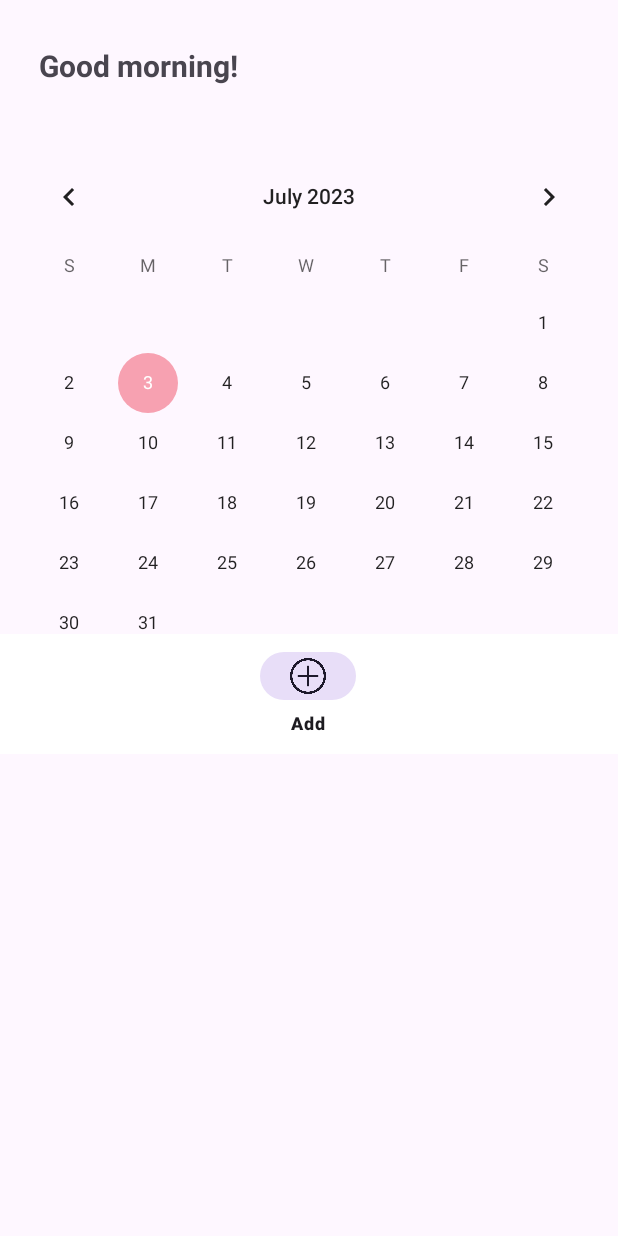
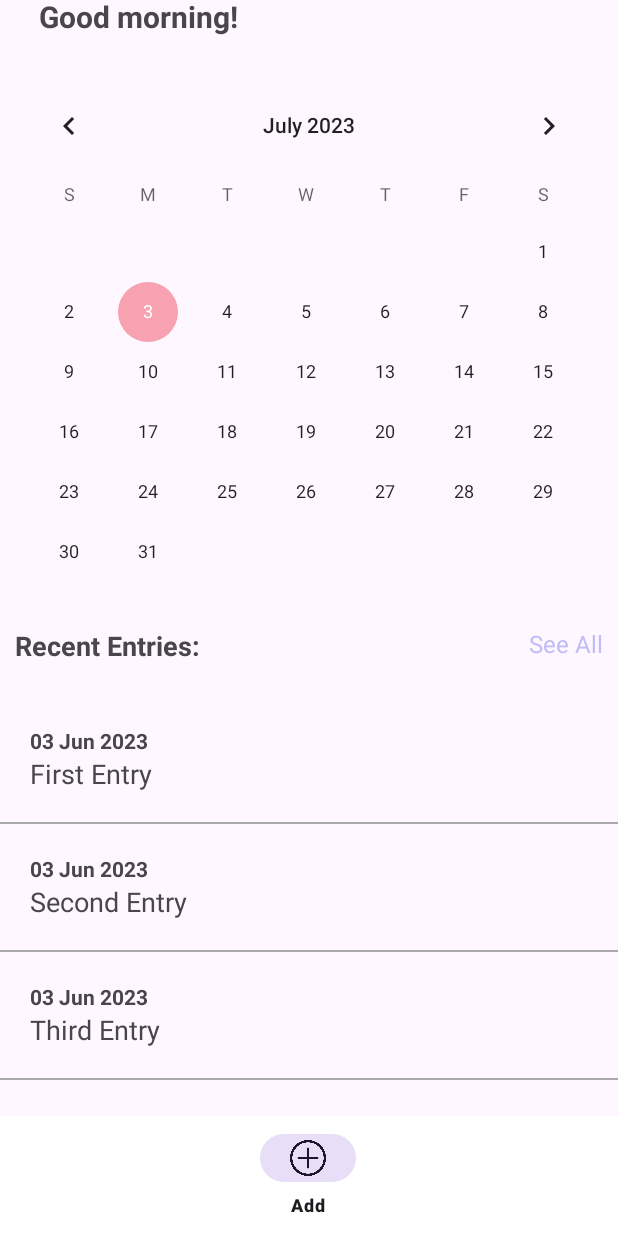
Before and after one commit to elliwadler/Unscripted, an Android app: the screen it shows after launch (MainActivity), on a phone screen of 412 x 824 dp. Run offline under Robolectric (Android 15) with nearby library versions, the phone set to English and light mode, and no system bars.

Commit message:
second commit

```diff
--- a/app/src/main/java/com/example/unscripted/EntryAdapter.kt
+++ b/app/src/main/java/com/example/unscripted/EntryAdapter.kt
@@ -1,53 +1,59 @@
 package com.example.unscripted
 
 
+import android.content.Context
 import android.content.Intent
 import android.view.LayoutInflater
 import android.view.View
 import android.view.ViewGroup
+import android.widget.BaseAdapter
 import android.widget.TextView
 import androidx.recyclerview.widget.RecyclerView
 import java.text.SimpleDateFormat
 import java.util.Date
 import java.util.Locale
 
-class EntryAdapter(private val dataList: MutableList<Pair<Date, String>>) :
-    RecyclerView.Adapter<EntryAdapter.EntryViewHolder>() {
+class EntryListAdapter(private val context: Context, private val dataList: List<Pair<Date, String>>) :
+    BaseAdapter() {
 
-    override fun onCreateViewHolder(parent: ViewGroup, viewType: Int): EntryViewHolder {
-        val inflater = LayoutInflater.from(parent.context)
-        val view = inflater.inflate(R.layout.entry_item, parent, false)
-        return EntryViewHolder(view)
-    }
-
-    override fun onBindViewHolder(holder: EntryViewHolder, position: Int) {
-        val (date, string) = dataList[position]
-        holder.bind(date, string)
-
-        holder.itemView.setOnClickListener {
-            val selectedItem = dataList[position]
-            val intent = Intent(it.context, DetailActivity::class.java)
-            intent.putExtra("selectedItem", selectedItem)
-            it.context.startActivity(intent)
-        }
-    }
-
-    override fun getItemCount(): Int {
+    override fun getCount(): Int {
         return dataList.size
     }
 
-    inner class EntryViewHolder(itemView: View) : RecyclerView.ViewHolder(itemView) {
-        private val dateTextView: TextView = itemView.findViewById(R.id.text_entry_item_date)
-        private val stringTextView: TextView = itemView.findViewById(R.id.text_entry_title)
+    override fun getItem(position: Int): Any {
+        return dataList[position]
+    }
+
+    override fun getItemId(position: Int): Long {
+        return position.toLong()
+    }
+
+    override fun getView(position: Int, convertView: View?, parent: ViewGroup?): View {
+        var view = convertView
+        val viewHolder: ViewHolder
+
+        if (view == null) {
+            view = LayoutInflater.from(context).inflate(R.layout.entry_item, parent, false)
+            viewHolder = ViewHolder(view)
+            view.tag = viewHolder
+        } else {
+            viewHolder = view.tag as ViewHolder
+        }
+
+        val (date, string) = dataList[position]
+        viewHolder.bind(date, string)
+
+        return view!!
+    }
+
+    private class ViewHolder(view: View) {
+        private val dateTextView: TextView = view.findViewById(R.id.text_entry_item_date)
+        private val stringTextView: TextView = view.findViewById(R.id.text_entry_title)
 
         fun bind(date: Date, string: String) {
-            dateTextView.text = SimpleDateFormat("dd MMM yyyy", Locale.getDefault()).format(date)
+            val formattedDate = SimpleDateFormat("dd MMM yyyy", Locale.getDefault()).format(date)
+            dateTextView.text = formattedDate
             stringTextView.text = string
         }
     }
-
-    fun addEntry(entry: Pair<Date, String>) {
-        dataList.add(entry)
-        notifyItemInserted(dataList.size - 1)
-    }
 }
--- a/app/src/main/java/com/example/unscripted/MainActivity.kt
+++ b/app/src/main/java/com/example/unscripted/MainActivity.kt
@@ -19,13 +19,31 @@ class MainActivity : AppCompatActivity() {
         setupCalender()
 
         val dataList = listOf(
-            Pair(Date(), "Hello"),
-            Pair(Date(), "World")
+            Pair(Date(), "First Entry"),
+            Pair(Date(), "Second Entry"),
+            Pair(Date(), "Third Entry"),
+            // Add more entries as needed
         )
 
-        val recyclerView: RecyclerView = findViewById(R.id.list_recent_entries)
-        val adapter = EntryAdapter(dataList as MutableList<Pair<Date, String>>)
-        recyclerView.adapter = adapter
+        var listView: ListView = findViewById(R.id.list_recent_entries)
+
+        val height = 120 * dataList.size
+        val height_px= (height * resources.displayMetrics.density).toInt()
+
+        val layoutParams = listView.layoutParams
+        layoutParams.height = height_px
+        listView.layoutParams = layoutParams
+
+        val adapter = EntryListAdapter(this, dataList)
+        listView.adapter = adapter
+
+        listView.setOnItemClickListener { parent, view, position, id ->
+            val selectedItem = dataList[position]
+            val intent = Intent(this, DetailActivity::class.java)
+            intent.putExtra("selectedItem", selectedItem)
+            startActivity(intent)
+        }
+
     }
     override fun onStart() {
         super.onStart()
--- a/app/src/main/res/layout/activity_main.xml
+++ b/app/src/main/res/layout/activity_main.xml
@@ -1,16 +1,22 @@
 <?xml version="1.0" encoding="utf-8"?>
-<ScrollView
-    android:layout_width="match_parent"
-    android:layout_height="match_parent"
-    xmlns:android="http://schemas.android.com/apk/res/android">
-<androidx.constraintlayout.widget.ConstraintLayout xmlns:android="http://schemas.android.com/apk/res/android"
+<androidx.constraintlayout.widget.ConstraintLayout
     xmlns:app="http://schemas.android.com/apk/res-auto"
     xmlns:tools="http://schemas.android.com/tools"
+    xmlns:android="http://schemas.android.com/apk/res/android"
     android:layout_width="match_parent"
     android:layout_height="match_parent"
     tools:context=".MainActivity"
     tools:ignore="MissingClass">
-
+    <ScrollView xmlns:app="http://schemas.android.com/apk/res-auto"
+        xmlns:tools="http://schemas.android.com/tools"
+        android:layout_width="match_parent"
+        android:layout_height="match_parent"
+        xmlns:android="http://schemas.android.com/apk/res/android"
+        >
+        <androidx.constraintlayout.widget.ConstraintLayout
+            android:layout_width="match_parent"
+            android:layout_height="match_parent"
+           >
     <TextView
         android:id="@+id/text_greeting"
         android:layout_width="wrap_content"
@@ -33,7 +39,7 @@
         android:id="@+id/calendar_1"
         android:layout_width="match_parent"
         android:layout_height="wrap_content"
-        android:layout_marginTop="40dp"
+        android:layout_marginTop="25dp"
 
         android:theme="@style/Theme.Custom"
         app:layout_constraintEnd_toEndOf="parent"
@@ -72,13 +78,24 @@
         app:layout_constraintTop_toBottomOf="@+id/calendar_1"
         app:layout_constraintEnd_toEndOf="parent"
         />
-    <androidx.recyclerview.widget.RecyclerView
+
+
+    <ListView
         android:id="@+id/list_recent_entries"
         android:layout_width="match_parent"
-        android:layout_height="wrap_content"
-        android:layout_marginTop="15dp"
-        app:layout_constraintTop_toBottomOf="@+id/text_all"/>
+        android:layout_height="100dp"
+        android:layout_marginTop="24dp"
+        android:divider="@android:color/darker_gray"
+        android:dividerHeight="1dp"
+        android:nestedScrollingEnabled="false"
+        app:layout_constraintTop_toBottomOf="@+id/text_all"
+        tools:ignore="MissingConstraints" />
 
+
+
+
+        </androidx.constraintlayout.widget.ConstraintLayout>
+</ScrollView>
     <com.google.android.material.bottomnavigation.BottomNavigationView
         android:id="@+id/bottom_navigation"
         android:layout_width="match_parent"
@@ -86,8 +103,7 @@
         app:menu="@menu/bottom_navigation_menu"
         tools:ignore="MissingConstraints"
         android:background="@color/white"
-        app:layout_constraintBottom_toBottomOf="parent"/>
+        app:layout_constraintBottom_toBottomOf="parent">
 
-
-</androidx.constraintlayout.widget.ConstraintLayout>
-</ScrollView>
+    </com.google.android.material.bottomnavigation.BottomNavigationView>
+    </androidx.constraintlayout.widget.ConstraintLayout>
--- a/app/src/main/res/menu/bottom_navigation_menu.xml
+++ b/app/src/main/res/menu/bottom_navigation_menu.xml
@@ -1,13 +1,16 @@
 <menu xmlns:android="http://schemas.android.com/apk/res/android"
     xmlns:tools="http://schemas.android.com/tools"
     tools:context=".MainActivity"
+    xmlns:app="http://schemas.android.com/apk/res-auto"
     android:layout_width="match_parent"
     android:layout_height="wrap_content"
     android:layout_gravity="center"
+
     >
     <item
         android:id="@+id/navigation_item_2"
-        android:title="Add"
-        android:icon="@drawable/plus" />
+        android:title="@string/add"
+        android:icon="@drawable/plus"
+        />
 
 </menu>
--- a/app/src/main/res/values/strings.xml
+++ b/app/src/main/res/values/strings.xml
@@ -6,4 +6,5 @@
     <string name="night_greeting">Good night!</string>
     <string name="recent">Recent Entries:</string>
     <string name="all">See All</string>
+    <string name="add">Add</string>
 </resources>
```
Also changed, not shown: app/src/main/res/layout/entry_item.xml (+1 -10 lines), 2 other files.
